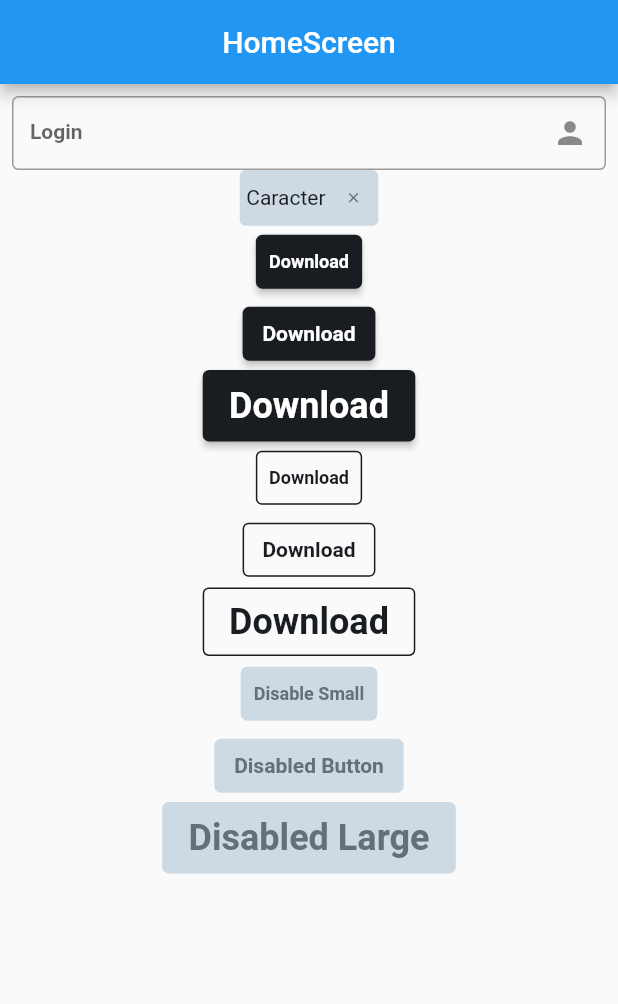
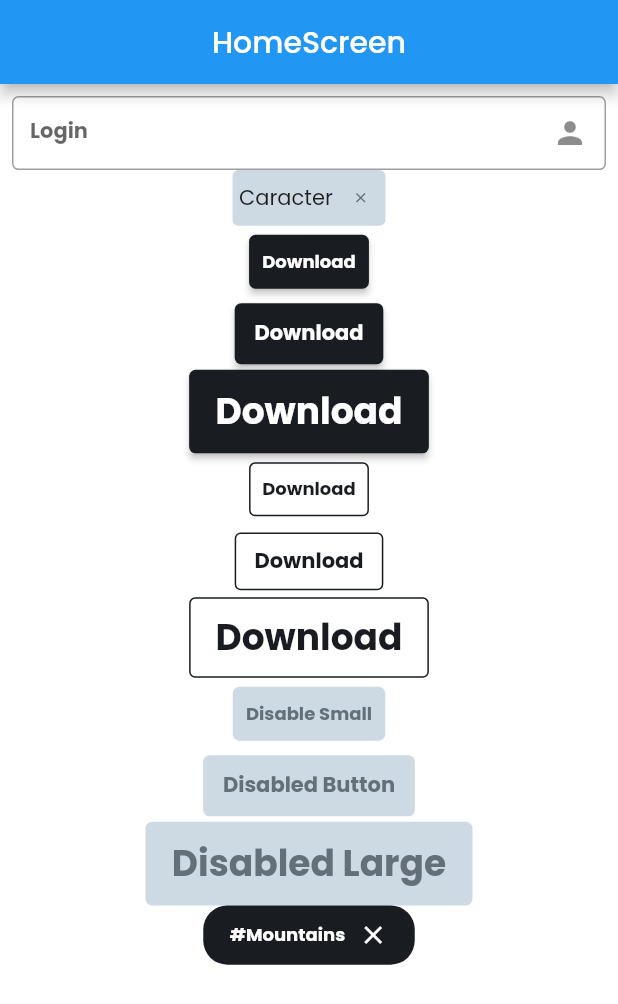
Before and after one commit to congfandi/booking_app, a Flutter app: the screen it shows after launch, on a phone screen of 412 x 824 dp. Shown: the top 1004 px of the screen. Run offline on Flutter 3.47's test engine with Material 2 defaults, Android fonts, the phone set to English and light mode, and no system bars; our stand-ins replace flutter_screenutil, get.

Commit message:
FIX : Creating Component

```diff
--- /dev/null
+++ b/lib/infrastructure/widgets/simple.tag.dart
@@ -0,0 +1,49 @@
+import 'package:booking_app/infrastructure/theme/theme.dart';
+import 'package:flutter/material.dart';
+
+class SimpleTag extends StatelessWidget {
+  const SimpleTag(
+      {Key? key,
+      required this.title,
+      this.buttonColor = ColourStyles.ink01,
+      this.titleColor = ColourStyles.ink06,
+      this.onTap})
+      : super(key: key);
+  final String title;
+  final Color buttonColor;
+  final Color titleColor;
+  final Function()? onTap;
+
+  @override
+  Widget build(BuildContext context) {
+    return Container(
+      height: SizeStyles.height32,
+      padding: EdgeInsets.only(
+        left: SizeStyles.width16,
+        bottom: SizeStyles.height8,
+        top: SizeStyles.height8,
+        right: SizeStyles.width16,
+      ),
+      decoration: BoxDecoration(
+          borderRadius: BorderRadius.circular(16), color: buttonColor),
+      child: Row(
+        mainAxisSize: MainAxisSize.min,
+        children: [
+          Text(
+            title,
+            style: TextStyles.paragraphSmallBold.copyWith(color: titleColor),
+          ),
+          SizedBox(width: SizeStyles.width8),
+          GestureDetector(
+            onTap: onTap,
+            child: Icon(
+              Icons.clear,
+              color: titleColor,
+              size: 20,
+            ),
+          )
+        ],
+      ),
+    );
+  }
+}
--- a/lib/main.dart
+++ b/lib/main.dart
@@ -1,3 +1,4 @@
+import 'package:booking_app/infrastructure/theme/theme.dart';
 import 'package:flutter/material.dart';
 import 'package:flutter_screenutil/flutter_screenutil.dart';
 
@@ -13,7 +14,7 @@ void main() async {
 
 class Main extends StatelessWidget {
   final String initialRoute;
-  const Main(this.initialRoute);
+   const Main(this.initialRoute, {Key? key}) : super(key: key);
 
   @override
   Widget build(BuildContext context) {
@@ -21,6 +22,12 @@ class Main extends StatelessWidget {
       designSize: const Size(375, 667),
       child: GetMaterialApp(
         initialRoute: initialRoute,
+        theme: ThemeData(
+          fontFamily: 'Poppins',
+          scaffoldBackgroundColor: ColourStyles.ink06,
+          backgroundColor: ColourStyles.ink04,
+          visualDensity: VisualDensity.adaptivePlatformDensity,
+        ),
         getPages: Nav.routes,
       ),
     );
--- a/lib/presentation/home/home.screen.dart
+++ b/lib/presentation/home/home.screen.dart
@@ -2,7 +2,7 @@ import 'package:booking_app/infrastructure/widgets/primary.button.dart';
 import 'package:booking_app/infrastructure/widgets/app.input.dart';
 import 'package:booking_app/infrastructure/widgets/category.dart';
 import 'package:booking_app/infrastructure/widgets/secondary.button.dart';
-import 'package:flutter/foundation.dart';
+import 'package:booking_app/infrastructure/widgets/simple.tag.dart';
 import 'package:flutter/material.dart';
 
 import 'package:get/get.dart';
@@ -16,7 +16,7 @@ class HomeScreen extends GetView<HomeController> {
   Widget build(BuildContext context) {
     return Scaffold(
       appBar: AppBar(
-        title: Text('HomeScreen'),
+        title: const Text('HomeScreen'),
         centerTitle: true,
       ),
       body: Padding(
@@ -43,6 +43,9 @@ class HomeScreen extends GetView<HomeController> {
             PrimaryButton(
               buttonText: "Disabled Large",
             ).type3,
+            const SimpleTag(
+              title: "#Mountains",
+            )
           ],
         ),
       ),
```
